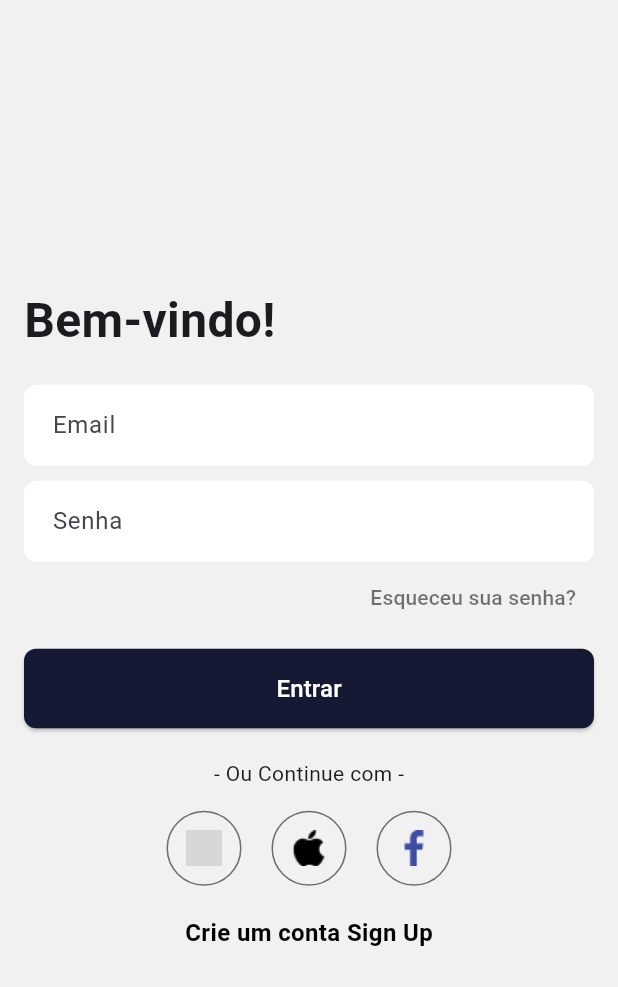
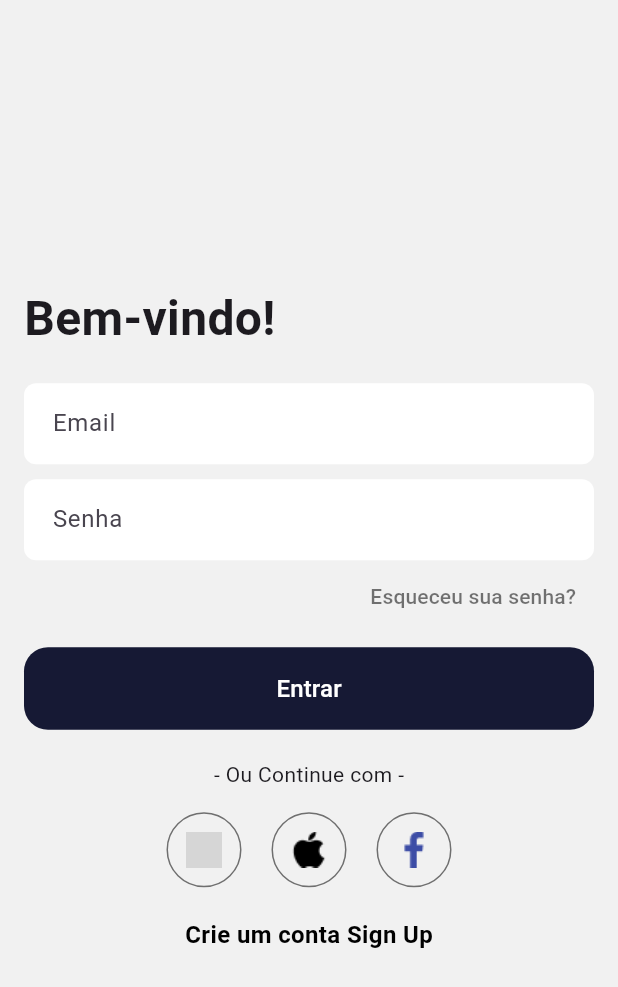
Before and after one commit to derafael04/FastMov, a Flutter app: the screen it shows after launch, after a tap on "Skip", on a phone screen of 412 x 824 dp. Shown: the top 987 px of the screen. Run offline on Flutter 3.47's test engine with Material 3 defaults, Android fonts, the phone set to English and light mode, and no system bars; our stand-ins replace google_fonts, introduction_screen; grey boxes are pictures that could not be loaded.

Commit message:
adiciona botão personalizado e configurações para ícones de lançador, atualiza telas de login e recuperação de senha

```diff
--- /dev/null
+++ b/flutter_launcher_icons.yaml
@@ -0,0 +1,32 @@
+# flutter pub run flutter_launcher_icons
+flutter_launcher_icons:
+  image_path: "assets/icon/icon.png"
+
+  android: "launcher_icon"
+  # image_path_android: "assets/icon/icon.png"
+  min_sdk_android: 21 # android min sdk min:16, default 21
+  # adaptive_icon_background: "assets/icon/background.png"
+  # adaptive_icon_foreground: "assets/icon/foreground.png"
+  # adaptive_icon_monochrome: "assets/icon/monochrome.png"
+
+  ios: true
+  # image_path_ios: "assets/icon/icon.png"
+  remove_alpha_channel_ios: true
+  # image_path_ios_dark_transparent: "assets/icon/icon_dark.png"
+  # image_path_ios_tinted_grayscale: "assets/icon/icon_tinted.png"
+  # desaturate_tinted_to_grayscale_ios: true
+
+  web:
+    generate: true
+    image_path: "path/to/image.png"
+    background_color: "#hexcode"
+    theme_color: "#hexcode"
+
+  windows:
+    generate: true
+    image_path: "path/to/image.png"
+    icon_size: 48 # min:48, max:256, default: 48
+
+  macos:
+    generate: true
+    image_path: "path/to/image.png"
--- a/lib/screen/login/tela_esqueceu_senha.dart
+++ b/lib/screen/login/tela_esqueceu_senha.dart
@@ -1,3 +1,4 @@
+import 'package:fastmov/widget/custom_button.dart';
 import 'package:fastmov/widget/custom_text_field.dart';
 import 'package:flutter/material.dart';
 
@@ -50,19 +51,10 @@ class _TelaEsqueceuSenhaState extends State<TelaEsqueceuSenha> {
               ),
             ),
             const SizedBox(height: 24),
-            ElevatedButton(
-              style: ElevatedButton.styleFrom(
-                backgroundColor: Theme.of(context).primaryColor,
-                shape: RoundedRectangleBorder(
-                  borderRadius: BorderRadius.circular(8),
-                ),
-                padding: const EdgeInsets.symmetric(vertical: 15),
-              ),
+            CustomButton(
+              label: 'Enviar',
+              type: ButtonType.primary,
               onPressed: () {},
-              child: const Text(
-                'Enviar',
-                style: TextStyle(fontSize: 16, color: Colors.white),
-              ),
             ),
           ],
         ),
--- a/lib/screen/login/tela_login_inicial.dart
+++ b/lib/screen/login/tela_login_inicial.dart
@@ -1,3 +1,4 @@
+import 'package:fastmov/widget/custom_button.dart';
 import 'package:fastmov/widget/custom_text_field.dart';
 import 'package:fastmov/widget/social_button.dart';
 import 'package:flutter/material.dart';
@@ -46,19 +47,10 @@ class _TelaLoginInicialState extends State<TelaLoginInicial> {
               ),
             ),
             const SizedBox(height: 10),
-            ElevatedButton(
-              style: ElevatedButton.styleFrom(
-                backgroundColor: Theme.of(context).primaryColor,
-                shape: RoundedRectangleBorder(
-                  borderRadius: BorderRadius.circular(8),
-                ),
-                padding: const EdgeInsets.symmetric(vertical: 15),
-              ),
+            CustomButton(
+              label: 'Entrar',
+              type: ButtonType.primary,
               onPressed: () {},
-              child: const Text(
-                'Entrar',
-                style: TextStyle(fontSize: 16, color: Colors.white),
-              ),
             ),
             const SizedBox(height: 20),
             const Center(child: Text('- Ou Continue com -')),
--- /dev/null
+++ b/lib/widget/custom_button.dart
@@ -0,0 +1,102 @@
+import 'package:flutter/material.dart';
+
+enum ButtonType {
+  primary,
+  outline,
+  disabledLight,
+  iconPrimary,
+  white,
+  outlineDisabled,
+}
+
+class CustomButton extends StatelessWidget {
+  final String label;
+  final VoidCallback? onPressed;
+  final ButtonType type;
+  final IconData? icon;
+
+  const CustomButton({
+    super.key,
+    required this.label,
+    required this.type,
+    this.onPressed,
+    this.icon,
+  });
+
+  @override
+  Widget build(BuildContext context) {
+    final isDisabled = type == ButtonType.disabledLight || type == ButtonType.outlineDisabled;
+
+    Color backgroundColor;
+    Color textColor;
+    Color borderColor;
+    Widget childContent;
+
+    switch (type) {
+      case ButtonType.primary:
+        backgroundColor = Theme.of(context).primaryColor;
+        textColor = Colors.white;
+        borderColor = Colors.transparent;
+        break;
+      case ButtonType.outline:
+        backgroundColor = Colors.transparent;
+        textColor = Theme.of(context).primaryColor;
+        borderColor = Theme.of(context).primaryColor;
+        break;
+      case ButtonType.disabledLight:
+        backgroundColor = Colors.grey.shade300;
+        textColor = Colors.grey;
+        borderColor = Colors.transparent;
+        break;
+      case ButtonType.iconPrimary:
+        backgroundColor = Theme.of(context).primaryColor;
+        textColor = Colors.white;
+        borderColor = Colors.transparent;
+        break;
+      case ButtonType.white:
+        backgroundColor = Colors.white;
+        textColor = Theme.of(context).primaryColor;
+        borderColor = Colors.transparent;
+        break;
+      case ButtonType.outlineDisabled:
+        backgroundColor = Colors.transparent;
+        textColor = Colors.grey;
+        borderColor = Colors.grey;
+        break;
+    }
+
+    childContent = Row(
+      mainAxisAlignment: MainAxisAlignment.center,
+      children: [
+        if (icon != null) ...[
+          Icon(icon, color: textColor),
+          const SizedBox(width: 8),
+        ],
+        Text(
+          label,
+          style: TextStyle(
+            color: textColor,
+            fontSize: 16,
+          ),
+        ),
+      ],
+    );
+
+    return Opacity(
+      opacity: isDisabled ? 0.6 : 1.0,
+      child: ElevatedButton(
+        onPressed: isDisabled ? null : onPressed,
+        style: ElevatedButton.styleFrom(
+          backgroundColor: backgroundColor,
+          shape: RoundedRectangleBorder(
+            borderRadius: BorderRadius.circular(16),
+            side: BorderSide(color: borderColor),
+          ),
+          padding: const EdgeInsets.symmetric(vertical: 16),
+          elevation: 0,
+        ),
+        child: childContent,
+      ),
+    );
+  }
+}
```
Also changed, not shown: pubspec.yaml (+8 -0 lines), pubspec.lock.
